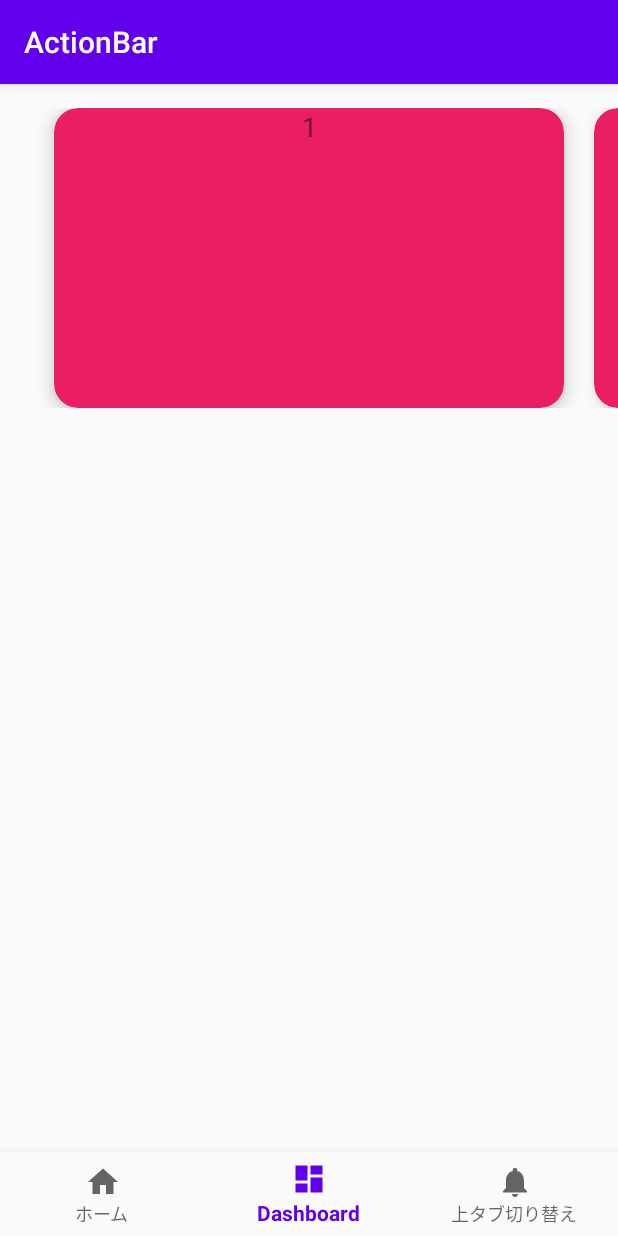
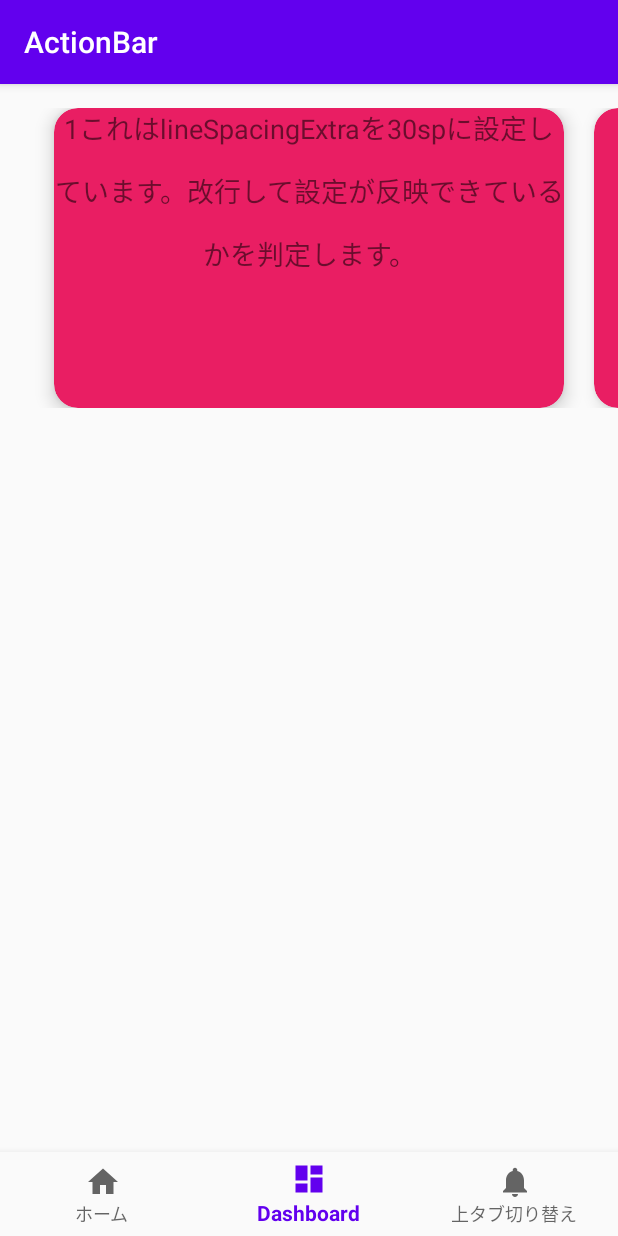
Before and after one commit to yasu1234/android_ui_example, an Android app: the DashboardFragment screen opened through its navigation route, on a phone screen of 412 x 824 dp. Run offline under Robolectric (Android 15) with nearby library versions, the phone set to English and light mode, and no system bars; our stand-ins replace navigation-ui.

Commit message:
add lineSpace of TextView

```diff
--- a/app/src/main/java/com/example/ui_example/dashboard/CardSlideAdapter.kt
+++ b/app/src/main/java/com/example/ui_example/dashboard/CardSlideAdapter.kt
@@ -19,7 +19,12 @@ class CardSlideAdapter(private val countList: List<Int>): RecyclerView.Adapter<C
     }
 
     override fun onBindViewHolder(holder: CardListViewHolder, position: Int) {
-        holder.cardText.text = countList[position].toString()
+        // lineSpacingMultiplier is ratio to word
+        if (position == 0) {
+            holder.cardText.text = countList[position].toString() + "これはlineSpacingExtraを30spに設定しています。改行して設定が反映できているかを判定します。"
+        } else {
+            holder.cardText.text = countList[position].toString()
+        }
     }
 
     class CardListViewHolder(itemView: View) : RecyclerView.ViewHolder(itemView) {
--- a/app/src/main/res/layout/slide_card.xml
+++ b/app/src/main/res/layout/slide_card.xml
@@ -22,6 +22,7 @@
             tools:text="TextView"
             android:textAlignment="center"
             android:textSize="18sp"
+            android:lineSpacingExtra="15sp"
             app:layout_constraintBottom_toBottomOf="parent"
             app:layout_constraintEnd_toEndOf="parent"
             app:layout_constraintStart_toStartOf="parent"
```
